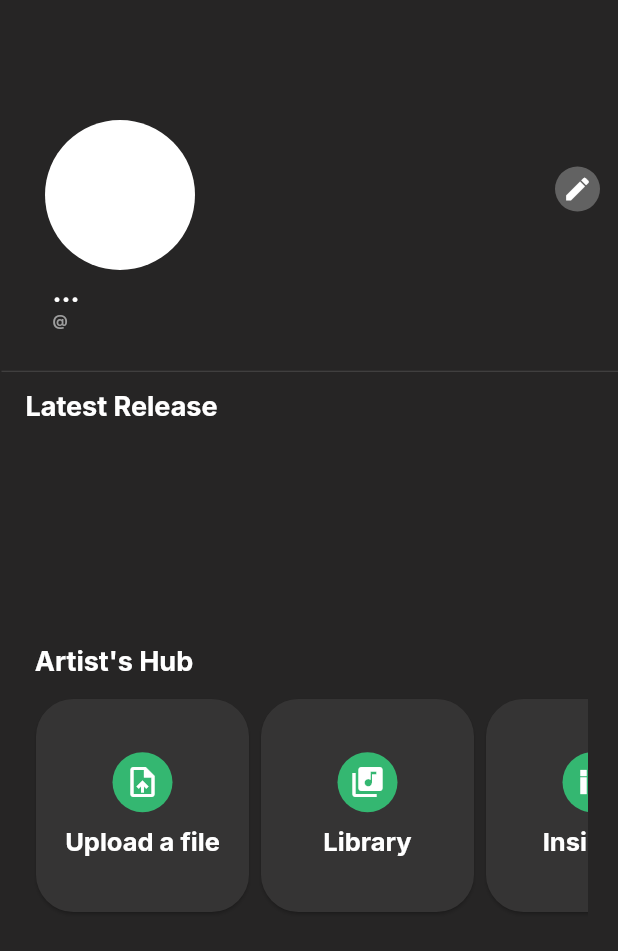
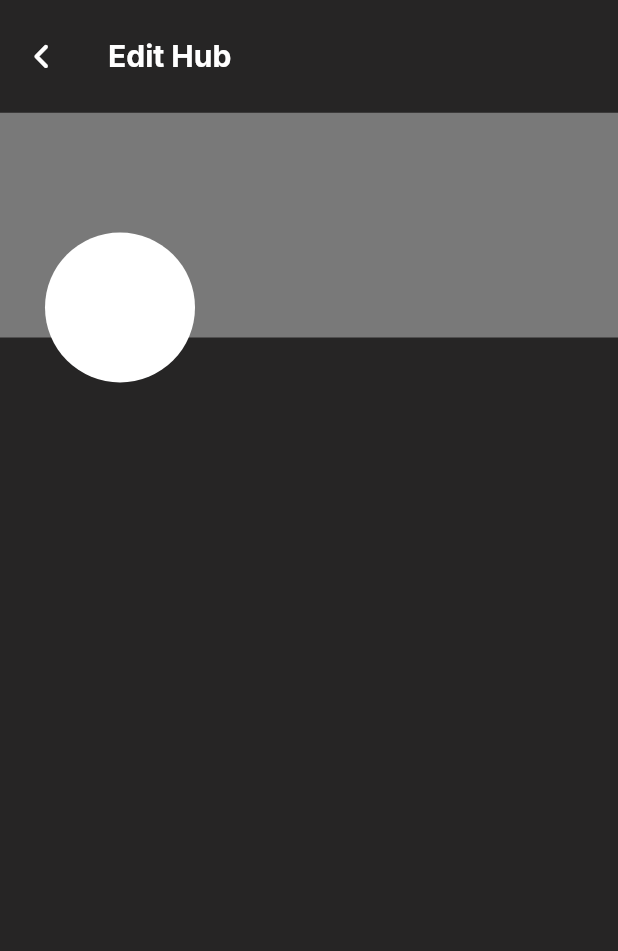
Before and after one commit to franzrocha/MuSikat-App, a Flutter app: the ArtistsHubScreen screen opened directly, after a tap on the "edit" icon, on a phone screen of 412 x 824 dp. Shown: the top 951 px of the screen. Run offline on Flutter 3.47's test engine with Material 2 defaults, Android fonts, the phone set to English and light mode, and no system bars; our stand-ins replace cloud_firestore, file_picker, firebase_auth, firebase_core, firebase_storage, flutter_native_splash and 8 more; missing offline and left inert: cloud_firestore_web, firebase_auth_web, firebase_core_web, firebase_database_web, firebase_storage_web, image_picker_for_web; accounts and stored records are empty.

Commit message:
added edit artist hub screen

```diff
--- a/lib/models/user_model.dart
+++ b/lib/models/user_model.dart
@@ -6,10 +6,13 @@ class UserModel {
   Timestamp created, updated;
 
   UserModel(this.uid, this.username, this.email, this.age, this.gender,
-      this.image, this.headerImage,  this.created, this.updated);
+      this.image, this.headerImage, this.created, this.updated);
 
   static UserModel fromDocumentSnap(DocumentSnapshot snap) {
-    Map<String, dynamic> json = snap.data() as Map<String, dynamic>;
+    Map<String, dynamic> json = {};
+    if (snap.data() != null) {
+      json = snap.data() as Map<String, dynamic>;
+    }
     return UserModel(
       snap.id,
       json['username'] ?? '',
--- /dev/null
+++ b/lib/screens/home/artist_hub/edit_hub_screen.dart
@@ -0,0 +1,96 @@
+import 'package:firebase_auth/firebase_auth.dart';
+import 'package:flutter/material.dart';
+import 'package:font_awesome_flutter/font_awesome_flutter.dart';
+import 'package:google_fonts/google_fonts.dart';
+import 'package:musikat_app/services/image_service.dart';
+import 'package:musikat_app/utils/constants.dart';
+import 'package:musikat_app/widgets/header_image.dart';
+
+import '../../../widgets/avatar.dart';
+
+class EditHubScreen extends StatefulWidget {
+  const EditHubScreen({super.key});
+
+  @override
+  State<EditHubScreen> createState() => _EditHubScreenState();
+}
+
+class _EditHubScreenState extends State<EditHubScreen> {
+  @override
+  Widget build(BuildContext context) {
+    return Scaffold(
+      backgroundColor: musikatBackgroundColor,
+      appBar: appbar(context),
+      body: SafeArea(
+        child: SingleChildScrollView(
+          child: Column(
+            children: [
+              InkWell(
+                onTap: () {
+                  ImageService.updateHeaderImage();
+                },
+                child: SizedBox(
+                  height: 230,
+                  child: Stack(
+                    children: [
+                      HeaderImage(uid: FirebaseAuth.instance.currentUser!.uid),
+                      Padding(
+                        padding: const EdgeInsets.only(top: 40.0),
+                        child: Align(
+                          alignment: Alignment.topLeft,
+                          child: profilePic(),
+                        ),
+                      ),
+                    ],
+                  ),
+                ),
+              ),
+            ],
+          ),
+        ),
+      ),
+    );
+  }
+
+  Padding profilePic() {
+    return Padding(
+      padding: const EdgeInsets.all(30),
+      child: Stack(
+        children: [
+          InkWell(
+            onTap: () {
+              ImageService.updateProfileImage();
+            },
+            child: SizedBox(
+              width: 100,
+              height: 120,
+              child: AvatarImage(uid: FirebaseAuth.instance.currentUser!.uid),
+            ),
+          ),
+        ],
+      ),
+    );
+  }
+
+  AppBar appbar(BuildContext context) {
+    return AppBar(
+      toolbarHeight: 75,
+      title: Text("Edit Hub",
+          textAlign: TextAlign.right,
+          style: GoogleFonts.inter(
+              color: Colors.white, fontSize: 20, fontWeight: FontWeight.bold)),
+      elevation: 0.0,
+      backgroundColor: const Color(0xff262525),
+      automaticallyImplyLeading: false,
+      leading: IconButton(
+        onPressed: () {
+          Navigator.pop(context);
+        },
+        icon: const FaIcon(
+          FontAwesomeIcons.angleLeft,
+          size: 20,
+        ),
+      ),
+    );
+  }
+}
--- a/lib/screens/home/artists_hub_screen.dart
+++ b/lib/screens/home/artists_hub_screen.dart
@@ -16,6 +16,7 @@ import 'package:musikat_app/widgets/card_tile.dart';
 import 'package:musikat_app/widgets/header_image.dart';
 
 import '../../widgets/loading_indicator.dart';
+import 'artist_hub/edit_hub_screen.dart';
 
 class ArtistsHubScreen extends StatefulWidget {
   const ArtistsHubScreen({Key? key}) : super(key: key);
@@ -51,8 +52,9 @@ class _ArtistsHubScreenState extends State<ArtistsHubScreen> {
         child: SingleChildScrollView(
           child: Column(
             children: [
-              Stack(
-                children: [
+              SizedBox(
+                height: 230,
+                child: Stack(children: [
                   HeaderImage(uid: FirebaseAuth.instance.currentUser!.uid),
                   editButton(),
                   Padding(
@@ -63,27 +65,28 @@ class _ArtistsHubScreenState extends State<ArtistsHubScreen> {
                     ),
                   ),
                   Positioned(
-                  bottom: 14,
-                  left: 35,
-                  child: Text(user?.username ?? '...',
+                    bottom: 20,
+                    left: 40,
+                    child: Text(user?.username ?? '',
                         style: GoogleFonts.inter(
                             color: Colors.white,
-                          fontSize: 18,
+                            fontSize: 20,
                             fontWeight: FontWeight.bold)),
                   ),
                   Positioned(
-                  bottom: 0.5,
-                  left: 35,
+                    bottom: 4,
+                    left: 40,
                     child: Text('@${user?.username ?? ''}',
                         style: GoogleFonts.inter(
                             color: Colors.grey,
-                          fontSize: 10,
+                            fontSize: 12,
                             fontWeight: FontWeight.bold)),
                   ),
                 ]),
+              ),
               const SizedBox(height: 20),
               Divider(
-                  height: 15,
+                  height: 20,
                   indent: 1.0,
                   color: listileColor.withOpacity(0.4)),
               SizedBox(
@@ -92,22 +95,25 @@ class _ArtistsHubScreenState extends State<ArtistsHubScreen> {
                 child: Column(
                   mainAxisAlignment: MainAxisAlignment.start,
                   children: [
-                    Padding(
-                      padding: const EdgeInsets.only(right: 250, top: 5),
-                      child: Text('Latest Release',
-                          style: GoogleFonts.inter(
-                            color: Colors.white,
-                            fontSize: 18,
-                            fontWeight: FontWeight.bold,
-                          )),
-                    ),
                     const SizedBox(height: 15),
                     StreamBuilder<SongModel>(
                       stream: songService.getLatestSong(
                           FirebaseAuth.instance.currentUser!.uid),
                       builder: (context, snapshot) {
                         if (!snapshot.hasData || snapshot.data == null) {
-                          return Container();
+                          return StreamBuilder<Object>(
+                              stream: null,
+                              builder: (context, snapshot) {
+                                return Padding(
+                                  padding: const EdgeInsets.only(top: 50),
+                                  child: Text(
+                                    "No songs found in your library",
+                                    style: GoogleFonts.inter(
+                                        color: Colors.white,
+                                        fontWeight: FontWeight.w500),
+                                  ),
+                                );
+                              });
                         }
                         if (snapshot.hasError) {
                           return Center(
@@ -124,7 +130,7 @@ class _ArtistsHubScreenState extends State<ArtistsHubScreen> {
                             children: [
                               Padding(
                                 padding: const EdgeInsets.only(left: 30),
-                                child: GestureDetector(
+                                child: InkWell(
                                   onTap: () {
                                     Navigator.of(context).push(
                                         MaterialPageRoute(
@@ -135,12 +141,12 @@ class _ArtistsHubScreenState extends State<ArtistsHubScreen> {
                                                 )));
                                   },
                                   child: Container(
-                                    height: 100,
-                                    width: 105,
+                                    height: 105,
+                                    width: 110,
                                     decoration: BoxDecoration(
                                       image: DecorationImage(
-                                        image: NetworkImage(
-                                            latestSong.albumCover),
+                                        image:
+                                            NetworkImage(latestSong.albumCover),
                                         fit: BoxFit.cover,
                                       ),
                                       color: Colors.grey.withOpacity(0.5),
@@ -158,6 +164,12 @@ class _ArtistsHubScreenState extends State<ArtistsHubScreen> {
                               Column(
                                 crossAxisAlignment: CrossAxisAlignment.start,
                                 children: [
+                                  Text('Latest Release',
+                                      style: GoogleFonts.inter(
+                                        color: Colors.white,
+                                        fontSize: 18,
+                                        fontWeight: FontWeight.bold,
+                                      )),
                                   Text(latestSong.title,
                                       style: GoogleFonts.inter(
                                         color: Colors.white,
@@ -243,19 +255,23 @@ class _ArtistsHubScreenState extends State<ArtistsHubScreen> {
   Positioned editButton() {
     return Positioned(
       right: 12,
-      bottom: 79,
+      bottom: 95,
       child: Stack(
         children: [
           Container(
             width: 30,
             height: 30,
-            decoration: BoxDecoration(
+            decoration: const BoxDecoration(
               shape: BoxShape.circle,
-              color: Colors.grey.withOpacity(0.5),
+              color: Colors.grey,
             ),
             child: Center(
               child: InkWell(
-                onTap: () {},
+                onTap: () {
+                  Navigator.of(context).push(MaterialPageRoute(
+                    builder: (context) => const EditHubScreen(),
+                  ));
+                },
                 child: const Icon(
                   Icons.edit,
                   size: 20,
--- a/lib/screens/home/music_player.dart
+++ b/lib/screens/home/music_player.dart
@@ -138,7 +138,7 @@ class _MusicPlayerScreenState extends State<MusicPlayerScreen> {
                           style: const TextStyle(
                               fontWeight: FontWeight.bold,
                               fontSize: 20,
-                              color: Colors.white)  ,
+                              color: musikatColor)  ,
                         ),
                       ],
                     ),
--- a/lib/screens/home/profile/profile_screen.dart
+++ b/lib/screens/home/profile/profile_screen.dart
@@ -139,7 +139,7 @@ class _ProfileScreenState extends State<ProfileScreen> {
   }
 
   Text userName() {
-    return Text(user?.username ?? '...',
+    return Text(user?.username ?? '',
         style: GoogleFonts.inter(
           color: Colors.white,
           fontSize: 30,
--- a/lib/widgets/avatar.dart
+++ b/lib/widgets/avatar.dart
@@ -37,11 +37,11 @@ class AvatarImage extends StatelessWidget {
     return FittedBox(
       child: CircleAvatar(
         radius: radius,
-        child: Icon(
-          Icons.person_rounded,
-          color: Colors.white,
-          size: radius,
-        ),
+        // child: Icon(
+        //   Icons.person_rounded,
+        //   color: Colors.white,
+        //   size: radius,
+        // ),
         backgroundColor: Colors.white,
       ),
     );
--- a/lib/widgets/header_image.dart
+++ b/lib/widgets/header_image.dart
@@ -1,6 +1,5 @@
 import 'package:flutter/material.dart';
 import 'package:musikat_app/models/user_model.dart';
-import 'package:transparent_image/transparent_image.dart';
 
 class HeaderImage extends StatelessWidget {
   const HeaderImage({super.key, required this.uid});
@@ -12,25 +11,23 @@ class HeaderImage extends StatelessWidget {
         stream: UserModel.fromUidStream(uid: uid),
         builder: (context, AsyncSnapshot<UserModel?> snap) {
           if (snap.error != null || !snap.hasData) {
-            return Container();
+            return tempHeader(context);
           }
           if (snap.data!.headerImage.isEmpty) {
-            return Container();
+            return tempHeader(context);
           } else if (snap.connectionState == ConnectionState.waiting) {
-            return Container();
+            return tempHeader(context);
           } else {
             return SizedBox(
               height: 150,
               width: double.infinity,
               child: Container(
-                decoration: BoxDecoration(
-                  image: DecorationImage(
-                    image: NetworkImage(snap.data!.headerImage),
-                    fit: BoxFit.cover,
-                  ),
-
-                )
-              ),
+                  decoration: BoxDecoration(
+                image: DecorationImage(
+                  image: NetworkImage(snap.data!.headerImage),
+                  fit: BoxFit.cover,
+                ),
+              )),
             );
           }
         });
@@ -40,7 +37,7 @@ class HeaderImage extends StatelessWidget {
     return Container(
       height: 150,
       decoration: const BoxDecoration(
-        color: Colors.grey,
+        color: Colors.white38,
       ),
     );
   }
```
Also changed, not shown: lib/screens/home/search_screen.dart (+0 -19 lines), 1 other file. Lines whose indentation alone changed are shown as unchanged.
